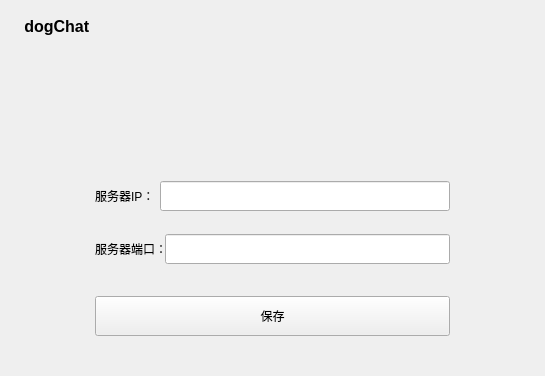
Old version of the form client/chat_client/widgets/ui/loginwnd.ui in the repository brown-pants/dogChat.
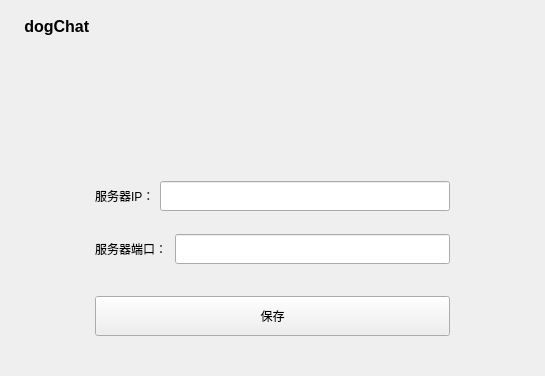
New version of the form. The open tabs and pages were chosen to show the change. Icons and pictures are not drawn. Custom widgets are drawn as their Qt base class.

Patch:
```diff
--- a/client/chat_client/widgets/ui/loginwnd.ui
+++ b/client/chat_client/widgets/ui/loginwnd.ui
@@ -1050,7 +1050,7 @@
                  <widget class="QLabel" name="passwordIconLabel_2">
                   <property name="minimumSize">
                    <size>
-                    <width>70</width>
+                    <width>80</width>
                     <height>0</height>
                    </size>
                   </property>
```
Left out of the diff: 4 changed lines with no effect on the pictures.
